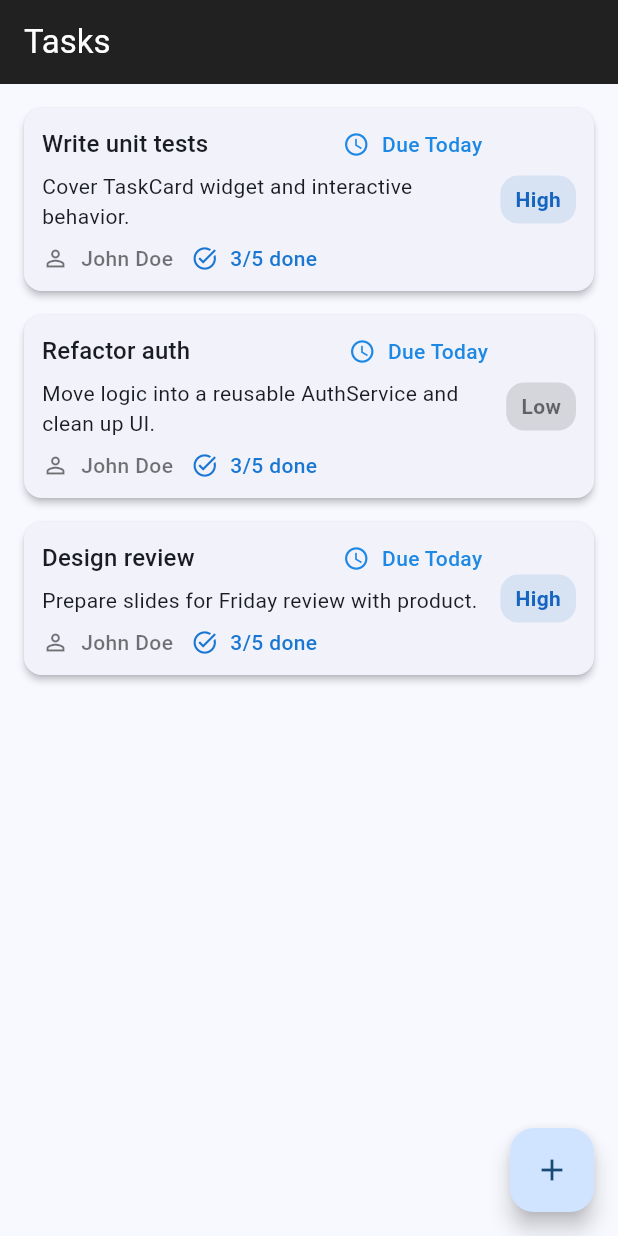
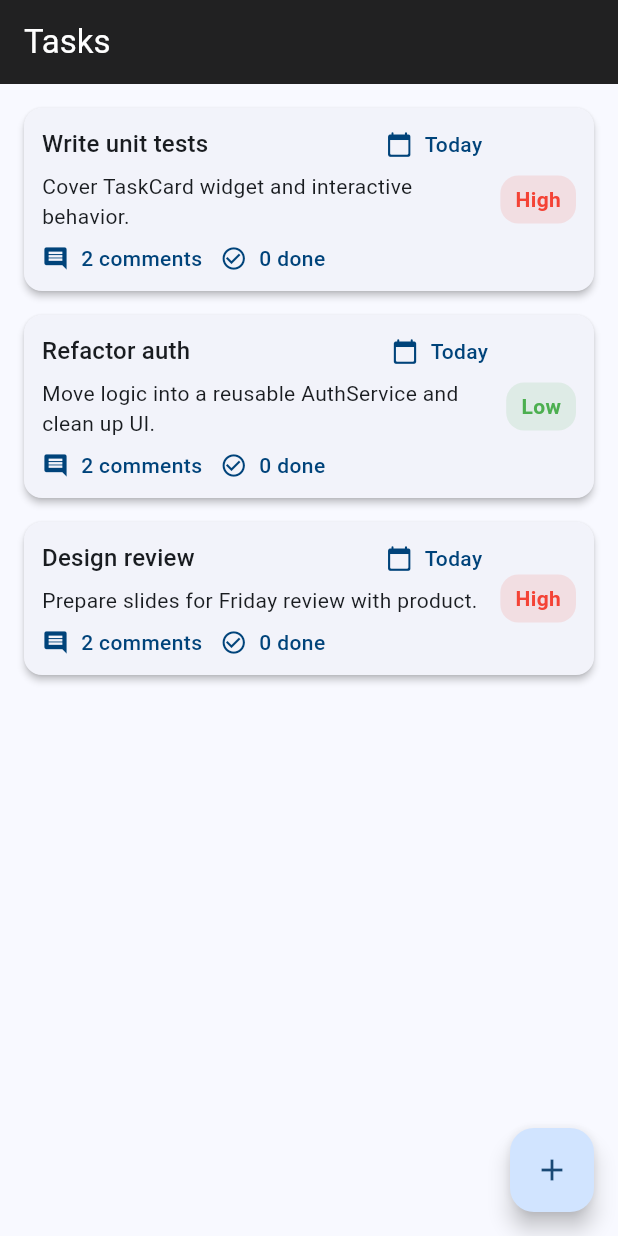
Before and after one commit to Theo-retical808/exercises, a Flutter app: the screen it shows after launch, on a phone screen of 412 x 824 dp. Run offline on Flutter 3.47's test engine with Material 3 defaults, Android fonts, the light colour scheme and no system bars.

Commit message:
A: personalized IconLabel

```diff
--- a/lib/main.dart
+++ b/lib/main.dart
@@ -151,11 +151,10 @@ class TaskCard extends StatelessWidget {
                           style: Theme.of(context).textTheme.titleMedium,
                         ),
                       ),
-                      // Personalized IconLabel with due date
+                      // small hint to show composition: IconLabel can be reused elsewhere
                       IconLabel(
-                        icon: Icons.access_time,
-                        label: 'Due Today',
-                        color: Colors.blue.shade600,
+                        icon: Icons.calendar_today_rounded,
+                        label: 'Today',
                       ),
                     ],
                   ),
@@ -168,16 +167,11 @@ class TaskCard extends StatelessWidget {
                   const SizedBox(height: 8),
                   Row(
                     children: [
-                      IconLabel(
-                        icon: Icons.person_outline,
-                        label: 'John Doe',
-                        color: Colors.black54,
-                      ),
+                      IconLabel(icon: Icons.comment, label: '2 comments'),
                       const SizedBox(width: 12),
                       IconLabel(
-                        icon: Icons.task_alt,
-                        label: '3/5 done',
-                        color: Colors.blue.shade700,
+                        icon: Icons.check_circle_outline,
+                        label: '0 done',
                       ),
                     ],
                   ),
@@ -199,9 +193,8 @@ class _PriorityBadge extends StatelessWidget {
 
   const _PriorityBadge({required this.priority});
 
-  Color get _color => priority.toLowerCase() == 'high'
-      ? Colors.blue.shade800
-      : Colors.black54;
+  Color get _color =>
+      priority.toLowerCase() == 'high' ? Colors.red : Colors.green;
 
   @override
   Widget build(BuildContext context) {
@@ -220,7 +213,7 @@ class _PriorityBadge extends StatelessWidget {
 }
 
 /// ---------------------------
-/// Personalized IconLabel widget with color support
+/// Simple personalized IconLabel widget
 /// ---------------------------
 class IconLabel extends StatelessWidget {
   final IconData icon;
@@ -233,7 +226,7 @@ class IconLabel extends StatelessWidget {
     super.key,
     required this.icon,
     required this.label,
-    this.color,
+    this.color = const Color.fromARGB(255, 0, 67, 122),
     this.iconSize = 18.0,
     this.spacing = 8.0,
   });
@@ -245,11 +238,7 @@ class IconLabel extends StatelessWidget {
     return Row(
       mainAxisSize: MainAxisSize.min,
       children: [
-        Icon(
-          icon,
-          size: iconSize,
-          color: effectiveColor,
-        ),
+        Icon(icon, size: iconSize, color: effectiveColor),
         SizedBox(width: spacing),
         Text(
           label,
```
